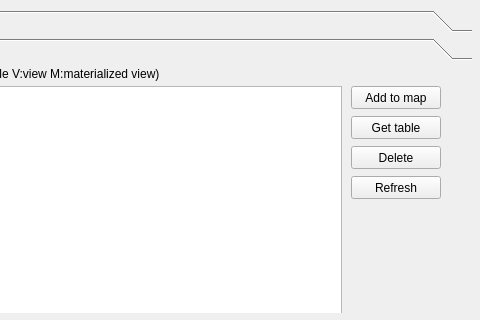
enricofer/postgisQueryBuilder, file ui_postgisquerybuilder.ui: the form before one commit; both pictures show x 159 to 639 and y 0 to 320 of the 639 by 525 pixel window.
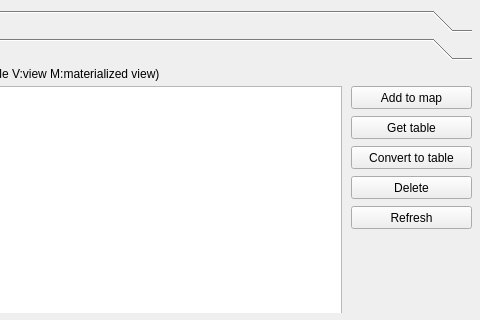
The form after the commit. The open tabs and pages were chosen to show the change. Icons and pictures are not drawn. Custom widgets are drawn as their Qt base class.

Commit message: convert view to table new feature

Diff of the .ui file:
```diff
--- a/ui_postgisquerybuilder.ui
+++ b/ui_postgisquerybuilder.ui
@@ -195,7 +195,7 @@
       <rect>
        <x>500</x>
        <y>50</y>
-       <width>90</width>
+       <width>121</width>
        <height>23</height>
       </rect>
      </property>
@@ -207,8 +207,8 @@
      <property name="geometry">
       <rect>
        <x>500</x>
-       <y>80</y>
-       <width>90</width>
+       <y>110</y>
+       <width>121</width>
        <height>23</height>
       </rect>
      </property>
@@ -220,8 +220,8 @@
      <property name="geometry">
       <rect>
        <x>500</x>
-       <y>110</y>
-       <width>90</width>
+       <y>140</y>
+       <width>121</width>
        <height>23</height>
       </rect>
      </property>
@@ -234,7 +234,7 @@
       <rect>
        <x>500</x>
        <y>20</y>
-       <width>90</width>
+       <width>121</width>
        <height>23</height>
       </rect>
      </property>
@@ -252,6 +252,19 @@
       </rect>
      </property>
     </widget>
+    <widget class="QPushButton" name="convertToTableButton">
+     <property name="geometry">
+      <rect>
+       <x>500</x>
+       <y>80</y>
+       <width>121</width>
+       <height>23</height>
+      </rect>
+     </property>
+     <property name="text">
+      <string>Convert to table</string>
+     </property>
+    </widget>
    </widget>
    <widget class="QWidget" name="queryTypeSlot">
     <property name="geometry">
```
Left out of the diff: 30 changed lines with no effect on the pictures. The commit also changes 10 other files.
